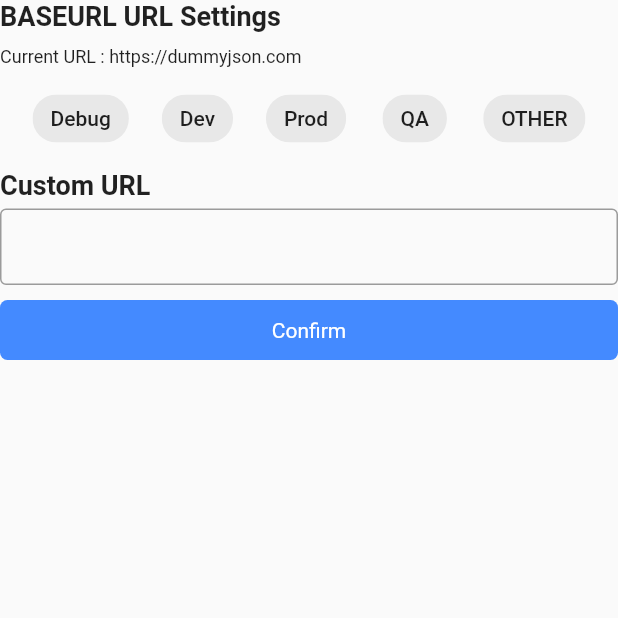
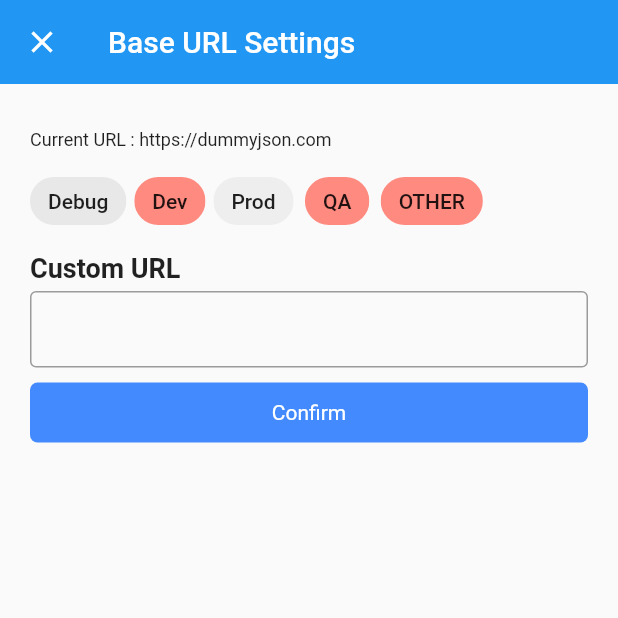
Before and after one commit to ashutosh-mulik/dynamic_base_url, a Flutter app: the CustomSheet screen opened directly with empty values, after a tap on "Debug", on a phone screen of 412 x 824 dp, the top half of it. Run offline on Flutter 3.47's test engine with Material 2 defaults, Android fonts, the phone set to English and light mode, and no system bars; our stand-ins replace dio; network calls fail.

```diff
--- a/lib/src/custom_sheet.dart
+++ b/lib/src/custom_sheet.dart
@@ -2,7 +2,7 @@ import 'package:dynamic_base_url/src/urls.dart';
 import 'package:flutter/material.dart';
 
 class CustomSheet extends StatefulWidget {
-  final VoidCallback changed;
+  final Function changed;
   const CustomSheet({Key? key, required this.changed}) : super(key: key);
 
   @override
@@ -21,19 +21,28 @@ class _CustomSheetState extends State<CustomSheet> {
 
   @override
   Widget build(BuildContext context) {
-    return SizedBox(
-      height: 250,
+    return WillPopScope(
+      onWillPop: () async {
+        widget.changed(_currentURL != BASEURL.URL);
+        return false;
+      },
+      child: Scaffold(
+        appBar: AppBar(
+          elevation: 0,
+          title: const Text("Base URL Settings"),
+          leading: IconButton(
+            icon: const Icon(Icons.close),
+            onPressed: () {
+              widget.changed(_currentURL != BASEURL.URL);
+            },
+          ),
+        ),
+        body: Container(
+          padding: const EdgeInsets.all(20),
           child: Column(
             mainAxisAlignment: MainAxisAlignment.start,
             crossAxisAlignment: CrossAxisAlignment.start,
             children: [
-          const Text(
-            "BASEURL URL Settings",
-            style: TextStyle(
-              fontSize: 18,
-              fontWeight: FontWeight.bold,
-            ),
-          ),
               const SizedBox(
                 height: 10,
               ),
@@ -46,47 +55,63 @@ class _CustomSheetState extends State<CustomSheet> {
               const SizedBox(
                 height: 10,
               ),
-          Row(
-            mainAxisAlignment: MainAxisAlignment.spaceEvenly,
+              Wrap(
+                spacing: 5,
                 children: [
                   ActionChip(
                     label: const Text("Debug"),
                     backgroundColor: Colors.grey.withOpacity(0.2),
                     onPressed: () {
                       BASEURL.URL = BASEURL.DEBUG;
-                  widget.changed();
+                      widget.changed(_currentURL != BASEURL.URL);
                     },
                   ),
                   ActionChip(
                     label: const Text("Dev"),
-                backgroundColor: Colors.grey.withOpacity(0.2),
+                    backgroundColor: BASEURL.DEV.isNotEmpty ? Colors.grey.shade200 : Colors.redAccent.shade100,
                     onPressed: () {
+                      if (BASEURL.DEV.isEmpty) {
+                        _showSnackBar("url is not set");
+                        return;
+                      }
                       BASEURL.URL = BASEURL.DEV;
-                  widget.changed();
+                      widget.changed(_currentURL != BASEURL.URL);
                     },
                   ),
                   ActionChip(
                     label: const Text("Prod"),
-                backgroundColor: Colors.grey.withOpacity(0.2),
+                    backgroundColor: BASEURL.PROD.isNotEmpty ? Colors.grey.shade200 : Colors.redAccent.shade100,
                     onPressed: () {
+                      if (BASEURL.PROD.isEmpty) {
+                        _showSnackBar("url is not set");
+                        return;
+                      }
                       BASEURL.URL = BASEURL.PROD;
-                  widget.changed();
+                      widget.changed(_currentURL != BASEURL.URL);
                     },
                   ),
                   ActionChip(
                     label: const Text("QA"),
-                backgroundColor: Colors.grey.withOpacity(0.2),
+                    backgroundColor: BASEURL.QA.isNotEmpty ? Colors.grey.shade200 : Colors.redAccent.shade100,
                     onPressed: () {
+                      if (BASEURL.QA.isEmpty) {
+                        _showSnackBar("url is not set");
+                        return;
+                      }
                       BASEURL.URL = BASEURL.QA;
-                  widget.changed();
+                      widget.changed(_currentURL != BASEURL.URL);
                     },
                   ),
                   ActionChip(
                     label: const Text("OTHER"),
-                backgroundColor: Colors.grey.withOpacity(0.2),
+                    backgroundColor: BASEURL.OTHER.isNotEmpty ? Colors.grey.shade200 : Colors.redAccent.shade100,
                     onPressed: () {
+                      if (BASEURL.OTHER.isEmpty) {
+                        _showSnackBar("url is not set");
+                        return;
+                      }
                       BASEURL.URL = BASEURL.OTHER;
-                  widget.changed();
+                      widget.changed(_currentURL != BASEURL.URL);
                     },
                   ),
                 ],
@@ -104,8 +129,9 @@ class _CustomSheetState extends State<CustomSheet> {
               const SizedBox(
                 height: 5,
               ),
-          const TextField(
-            decoration: InputDecoration(
+              TextField(
+                controller: _textEditingController,
+                decoration: const InputDecoration(
                   border: OutlineInputBorder(),
                   isDense: true,
                 ),
@@ -116,7 +142,7 @@ class _CustomSheetState extends State<CustomSheet> {
               InkWell(
                 onTap: () {
                   BASEURL.URL = _textEditingController.text;
-              widget.changed();
+                  widget.changed(_currentURL != BASEURL.URL);
                 },
                 child: Container(
                   width: MediaQuery.of(context).size.width,
@@ -137,6 +163,15 @@ class _CustomSheetState extends State<CustomSheet> {
               )
             ],
           ),
+        ),
+      ),
     );
   }
+
+  _showSnackBar(String error) {
+    final snackBar = SnackBar(
+      content: Text(error),
+    );
+    ScaffoldMessenger.of(context).showSnackBar(snackBar);
   }
+}
--- a/lib/src/wrapper.dart
+++ b/lib/src/wrapper.dart
@@ -1,81 +1,86 @@
-import 'package:dynamic_base_url/src/shake.dart';
 import 'package:flutter/material.dart';
 
 import 'custom_sheet.dart';
 
 class BaseWrapper extends StatefulWidget {
-  final GlobalKey<NavigatorState> navigatorKey;
-  final Widget child;
-  final VoidCallback onBaseUrlChange;
+  /// Builder
+  final Function(BuildContext) builder;
 
+  /// Base Url change callback
+  final VoidCallback onBaseUrlChanged;
+
+  /// [BaseWrapper] to restart app when base url changes.
+  /// [builder]
+  /// [onBaseUrlChanged] Base Url change callback.
   const BaseWrapper({
     Key? key,
-    required this.navigatorKey,
-    required this.child,
-    required this.onBaseUrlChange,
+    required this.builder,
+    required this.onBaseUrlChanged,
   }) : super(key: key);
 
   @override
-  State<BaseWrapper> createState() => _BaseWrapperState();
+  State<BaseWrapper> createState() => BaseWrapperState();
 }
 
-class _BaseWrapperState extends State<BaseWrapper> {
-  Key _key = UniqueKey();
-  bool _isOpen = false;
+class BaseWrapperState extends State<BaseWrapper> {
+  bool _reset = false;
+  bool _showSettings = false;
 
-  void restartApp() {
-    setState(() {
-      _key = UniqueKey();
-    });
-  }
+  /// Bubble location
+  Offset _offset = const Offset(20, 100);
 
-  ShakeDetector detector = ShakeDetector();
-
-  @override
-  void initState() {
-    super.initState();
-    detector.startListening(() {
-      if (_isOpen) return;
-      openDialog();
-    });
-  }
-
-  @override
-  void dispose() {
-    detector.stopListening();
-    super.dispose();
+  /// Restarts the builder widget
+  restart() async {
+    setState(() => _reset = true);
+    await Future.delayed(const Duration(milliseconds: 500));
+    setState(() => _reset = false);
   }
 
   @override
   Widget build(BuildContext context) {
-    return KeyedSubtree(
-      key: _key,
-      child: widget.child,
+    return Stack(
+      children: [
+        _reset
+            ? const Scaffold(
+                body: Center(
+                  child: Text("Restarting..."),
+                ),
+              )
+            : widget.builder(context),
+        Positioned(
+          left: _offset.dx,
+          top: _offset.dy,
+          child: GestureDetector(
+            onPanUpdate: (d) => setState(() => _offset += Offset(d.delta.dx, d.delta.dy)),
+            child: FloatingActionButton(
+              elevation: 0,
+              onPressed: () {
+                setState(() {
+                  _showSettings = true;
+                });
+              },
+              child: const Icon(Icons.change_circle_outlined),
+            ),
+          ),
+        ),
+        if (_showSettings) ...[
+          Positioned.fill(
+            child: MaterialApp(
+              home: CustomSheet(
+                changed: (isUrlChanged) {
+                  setState(() {
+                    _showSettings = false;
+                  });
+                  if (isUrlChanged) {
+                    restart();
+                    widget.onBaseUrlChanged();
+                  }
+                },
+              ),
+            ),
+          ),
+        ]
+      ],
     );
   }
-
-  openDialog() {
-    _isOpen = true;
-    bool isChanged = false;
-    showModalBottomSheet(
-      isScrollControlled: true,
-      context: widget.navigatorKey.currentContext!,
-      builder: (context) {
-        return Padding(
-          padding: EdgeInsets.only(bottom: MediaQuery.of(widget.navigatorKey.currentContext!).viewInsets.bottom + 20, left: 20, right: 20, top: 20),
-          child: CustomSheet(
-            changed: () {
-              isChanged = true;
-              Navigator.pop(widget.navigatorKey.currentContext!);
-            },
-          ),
-        );
-      },
-    ).whenComplete(() {
-      _isOpen = false;
-      if (!isChanged) return;
-      widget.onBaseUrlChange();
-      restartApp();
-    });
-  }
 }
--- a/pubspec.yaml
+++ b/pubspec.yaml
@@ -1,6 +1,6 @@
 name: dynamic_base_url
 description: A Flutter package for dynamically changing base url.
-version: 1.0.1
+version: 1.2.0
 homepage: https://github.com/ashutosh-mulik/dynamic_base_url
 repository: https://github.com/ashutosh-mulik/dynamic_base_url
 issue_tracker: https://github.com/ashutosh-mulik/dynamic_base_url/issues
@@ -13,8 +13,6 @@ dependencies:
   flutter:
     sdk: flutter
 
-  sensors_plus: ^2.0.3
-
 dev_dependencies:
   flutter_test:
     sdk: flutter
```
Also changed, not shown: example/lib/main.dart (+10 -11 lines), lib/src/shake.dart (deleted, +0 -71 lines), example/pubspec.lock, 6 other files. Lines whose indentation alone changed are shown as unchanged.
